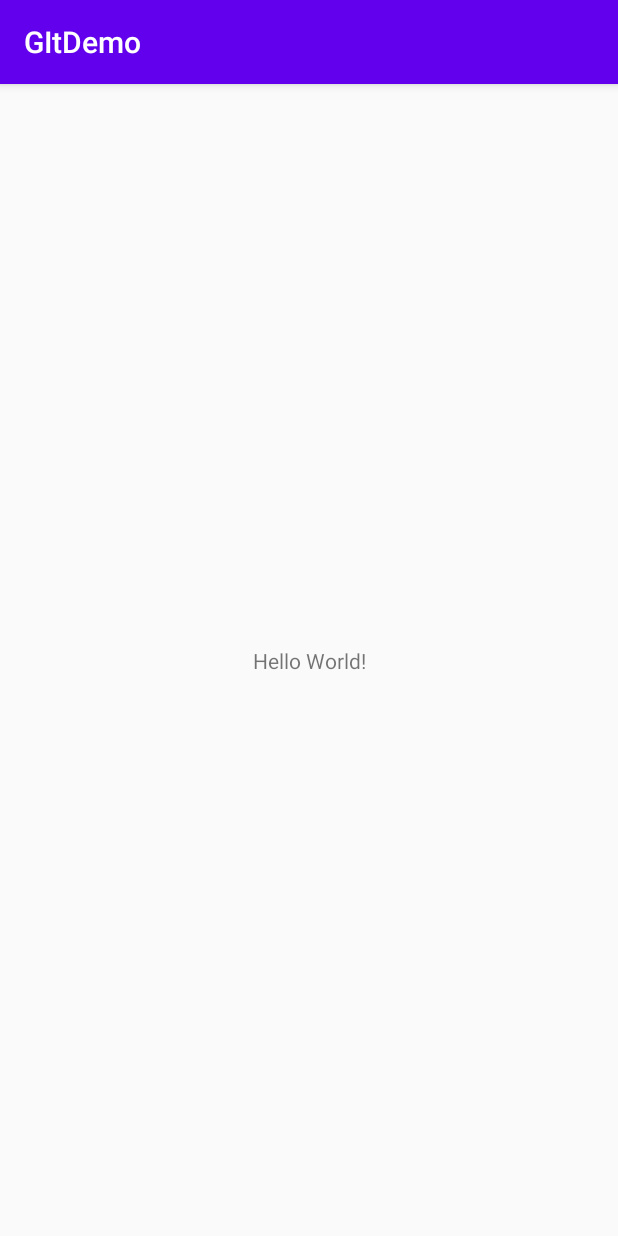
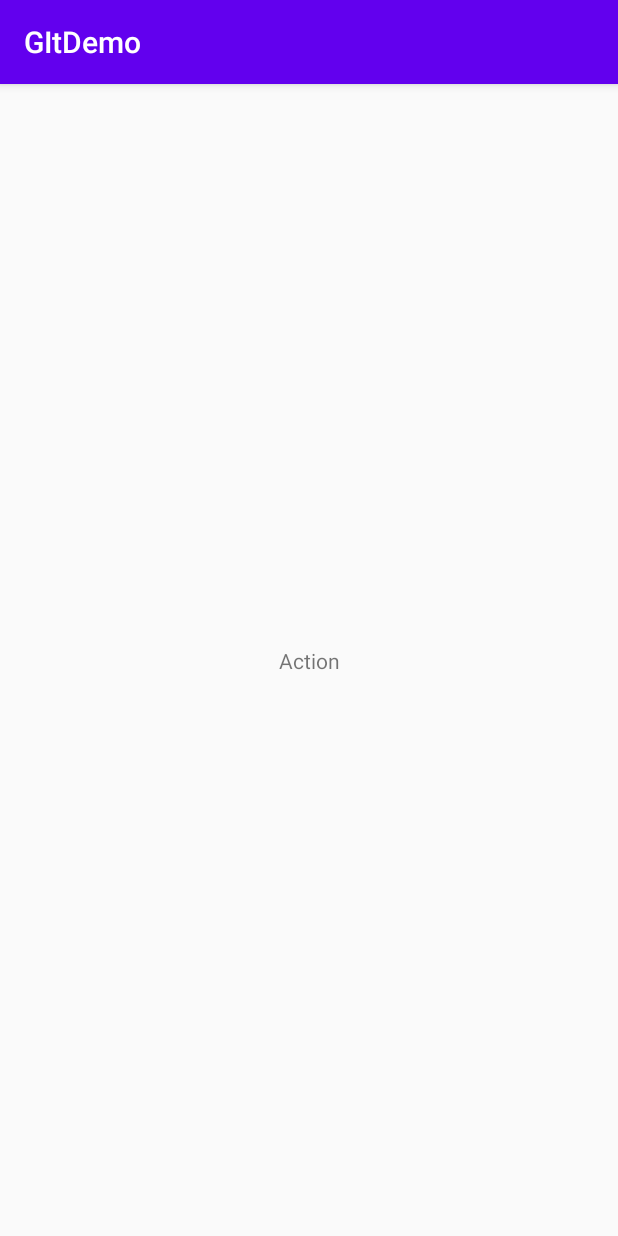
Before and after one commit to easonhuangyichen/git_demo, an Android app: the screen it shows after launch (MainActivity), on a phone screen of 412 x 824 dp. Run offline under Robolectric (Android 15) with nearby library versions, the phone set to English and light mode, and no system bars.

Commit message:
test action

```diff
--- a/app/src/main/res/layout/activity_main.xml
+++ b/app/src/main/res/layout/activity_main.xml
@@ -9,7 +9,7 @@
     <TextView
         android:layout_width="wrap_content"
         android:layout_height="wrap_content"
-        android:text="Hello World!"
+        android:text="Action"
         app:layout_constraintBottom_toBottomOf="parent"
         app:layout_constraintLeft_toLeftOf="parent"
         app:layout_constraintRight_toRightOf="parent"
```
